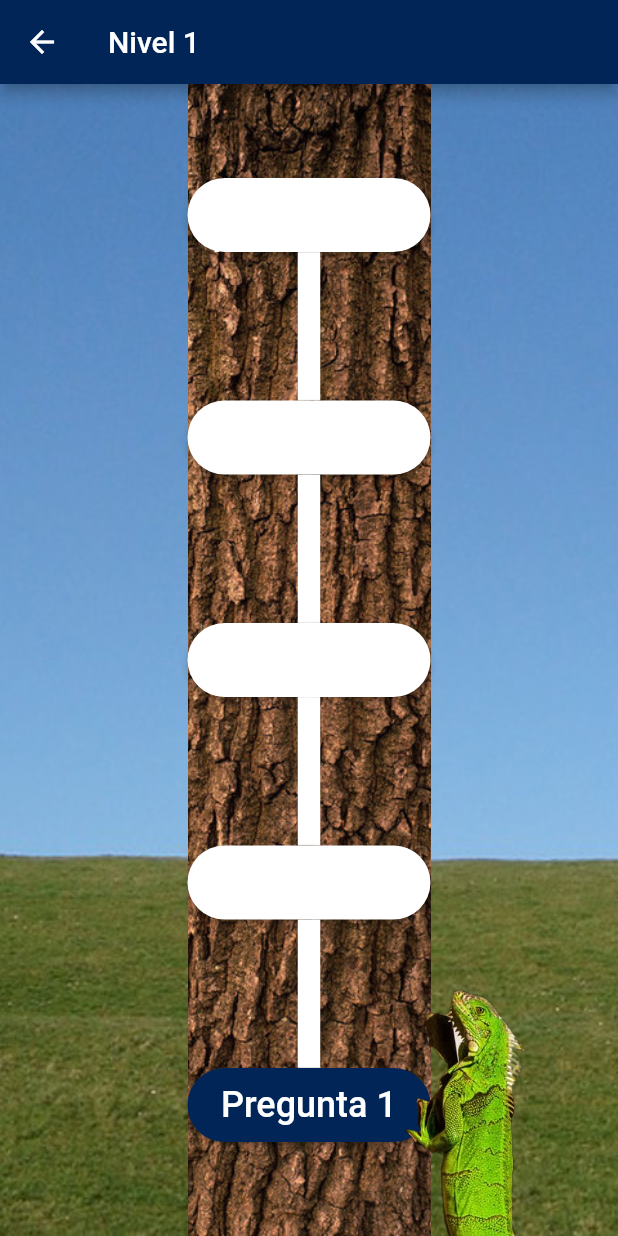
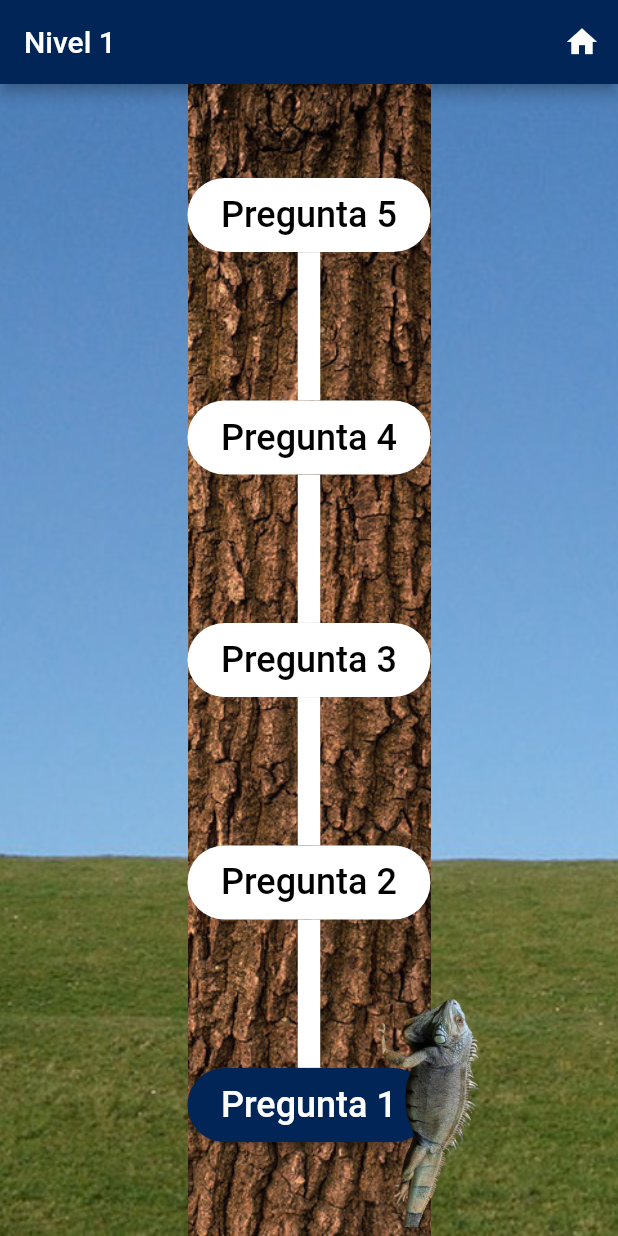
Before and after one commit to MikeOwer/DiabeticsAwareness, a Flutter app: the QuizPage screen opened directly, on a phone screen of 412 x 824 dp. Run offline on Flutter 3.47's test engine with Material 2 defaults, Android fonts, the phone set to English and light mode, and no system bars; our stand-ins replace cloud_firestore, firebase_auth, firebase_core, firebase_messaging, google_sign_in, share_plus; missing offline and left inert: flutter_facebook_auth; accounts and stored records are empty; network calls fail.

Commit message:
Se agregó el movimiento del Tolok entre las preguntas y un Tolok provisional

```diff
--- a/diabetic_app/lib/controllers/quiz_controller.dart
+++ b/diabetic_app/lib/controllers/quiz_controller.dart
@@ -149,7 +149,7 @@ class QuizController {
 
   Future<String> getProgressFilePath() async {
     final directory = await getApplicationDocumentsDirectory();
-    return '${directory.path}/progress_test.json'; //Se llamaba progreso --- Nombre provisional
+    return '${directory.path}/progress2_test.json'; //Se llamaba progreso --- Nombre provisional
   }
 
   Future<void> createProgressJSONFile(Map<String, dynamic> jsonData) async {
--- a/diabetic_app/lib/pages/quiz_page.dart
+++ b/diabetic_app/lib/pages/quiz_page.dart
@@ -141,49 +141,20 @@ class _QuizPageState extends State<QuizPage> {
     return Scaffold(
       appBar: AppBar(
         title: Text('Nivel ${level + 1}'),
+        automaticallyImplyLeading: false,
+        // Agregar tu propio botón de retroceso
+        actions: [
+          IconButton(
+            icon: Icon(Icons.home),
+            onPressed: () {
+              // Navegar hacia atrás
+              Navigator.of(context).popUntil((route) => route.isFirst);
+            },
+          ),
+        ],
       ),
       body: _quizBackgroundLayout(),
     );
-  }
-
-  Widget _streetBox() {
-    return Expanded(
-      flex: 2,
-      child: Container(
-        color: Colors.grey,
-      ),
-    );
-  }
-
-  Widget _grassBox(int whenToAppear) {
-    return Expanded(
-      flex: 2,
-      child: Container(
-        color: Colors.green,
-        child: Row(
-          mainAxisAlignment: MainAxisAlignment.center,
-          children: [
-            _iguana(whenToAppear),
-          ],
-        ),
-      ),
-    );
-  }
-
-  Widget _iguana(int whenToAppear) {
-    Widget object;
-    if (whenToAppear == quizController.stage) {
-      object = SizedBox(
-        height: 50,
-        width: 50,
-        child: Image(
-          image: AssetImage("assets/images/iguana.jpg"),
-        ),
-      );
-    } else {
-      object = SizedBox();
-    }
-    return object;
   }
 
   Widget _correctGIF() {
@@ -231,13 +202,19 @@ class _QuizPageState extends State<QuizPage> {
           ),
         ),
         Positioned(
+          right: 0,
+          child: Column(
+            children: buildTolokList().reversed.toList(),
+          ),
+        ),
+        /*Positioned(
           right: 60,
           bottom: 0,
           child: Container(
               width: MediaQuery.of(context).size.width * 0.2,
               height: MediaQuery.of(context).size.height * 0.2,
               child: Image.asset('assets/images/Iguana.png')),
-        ),
+        ),*/
         if (showCard && quizController.getStage() < 5)
           QuestionCardWidget(pickedQuestion.question, optionButtons),
         if (correctSelected) _correctGIF(),
@@ -252,6 +229,33 @@ class _QuizPageState extends State<QuizPage> {
         context, MaterialPageRoute(builder: (context) => CongratsQuizPage()));
   }
 
+  List<Widget> buildTolokList() {
+    List<Widget> tolokList = [];
+
+    for (int i = 0; i < 5; i++) {
+      //Modificar lo del tolok
+      tolokList.add(
+        Container(
+          //color: Colors.red,
+          child: SizedBox(
+            width: 160,
+            child: Container(
+              width: MediaQuery.of(context).size.width * 0.2,
+              height: MediaQuery.of(context).size.height * 0.185,
+              //decoration: BoxDecoration(border: Border.all(color: Colors.blueAccent)),
+              alignment: Alignment.centerLeft,
+              child: quizController.quizProgress.currentQuestion == i
+                  ? Image.asset('assets/images/Tolok.png')
+                  : null,
+            ),
+          ),
+        ),
+      );
+    }
+
+    return tolokList;
+  }
+
   List<Widget> _buildListaDeBotones() {
     List<Widget> buttonList = [];
     //List<QuizQuestion> questionList = quizController.getLevelQuestionsCopy();
@@ -260,7 +264,7 @@ class _QuizPageState extends State<QuizPage> {
       _buildPrimerElemento(),
     );
 
-    for (int i = 1; i < 4; i++) {
+    for (int i = 1; i < 5; i++) {
       buttonList.add(
         Column(
           children: [
@@ -272,18 +276,22 @@ class _QuizPageState extends State<QuizPage> {
                   shape: RoundedRectangleBorder(
                     borderRadius: BorderRadius.circular(50.0),
                   ),
-                  backgroundColor: Theme.of(context)
-                      .scaffoldBackgroundColor, //Cambio de los colores a blanco
+                  backgroundColor: setButtonColor(
+                      quizController.quizProgress.currentQuestion,
+                      i), //Cambio de los colores a blanco
+                  disabledBackgroundColor: Colors.white,
                 ),
-                onPressed: () {
-                  _toggleCardVisibility();
-                },
-                child:
-                    Text('Pregunta ${i + 1}', style: TextStyle(fontSize: 24)),
+                //Se desabilita el widget si el botón es mayor a la pregunta actual
+                onPressed: i > quizController.quizProgress.currentQuestion
+                    ? null
+                    : () => _toggleCardVisibility(),
+                child: setTextButton(
+                    quizController.quizProgress.currentQuestion, i),
               ),
             ),
             Container(
-              color: Theme.of(context).scaffoldBackgroundColor,
+              color: setButtonColor(
+                  quizController.quizProgress.currentQuestion, i),
               height: MediaQuery.of(context).size.height * 0.12,
               width: 15,
             ),
@@ -291,12 +299,6 @@ class _QuizPageState extends State<QuizPage> {
         ),
       );
     }
-
-    // Añade el último elemento de manera diferente
-    buttonList.add(
-      _buildUltimoElemento(),
-    );
-
     return buttonList;
   }
 
@@ -323,34 +325,19 @@ class _QuizPageState extends State<QuizPage> {
     );
   }
 
-  Widget _buildUltimoElemento() {
-    return Column(
-      children: [
-        SizedBox(
-          height: MediaQuery.of(context).size.height * 0.06,
-          width: 200,
-          child: ElevatedButton(
-            style: ElevatedButton.styleFrom(
-              shape: RoundedRectangleBorder(
-                borderRadius: BorderRadius.circular(50.0),
-              ),
-              backgroundColor: Theme.of(context).scaffoldBackgroundColor,
-            ),
-            onPressed: () {
-              _toggleCardVisibility();
-            },
-            child: Text(
-              'Pregunta final',
-              style: TextStyle(fontSize: 24),
-            ),
-          ),
-        ),
-        Container(
-          color: Theme.of(context).scaffoldBackgroundColor,
-          height: MediaQuery.of(context).size.height * 0.12,
-          width: 15,
-        ),
-      ],
-    );
+  Color setButtonColor(int numQuestion, int numButton) {
+    if (numButton <= numQuestion) {
+      return Theme.of(context).primaryColor;
+    }
+    return Colors.white;
+  }
+
+  Text setTextButton(int numQuestion, int numButton) {
+    if (numButton <= numQuestion) {
+      return Text('Pregunta ${numButton + 1}',
+          style: TextStyle(fontSize: 24, color: Colors.white));
+    }
+    return Text('Pregunta ${numButton + 1}',
+        style: TextStyle(fontSize: 24, color: Colors.black));
   }
 }
```
Also changed, not shown: diabetic_app/lib/my_widgets/small_widgets/question_buttons.dart (deleted, +0 -10 lines), diabetic_app/assets/images/Tolok.png (added).
